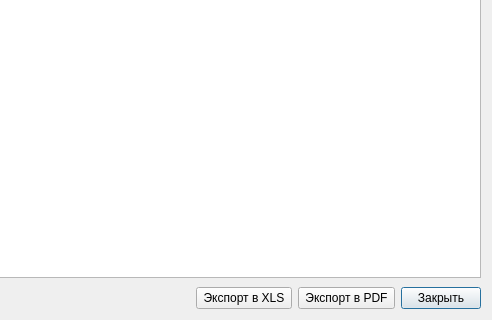
Qt form designer/ui/fulfillmentdialog.ui (Aleee/FinanceCalender) before a commit; both pictures show x 548 to 1040 and y 309 to 629 of the 1040 by 629 pixel window.
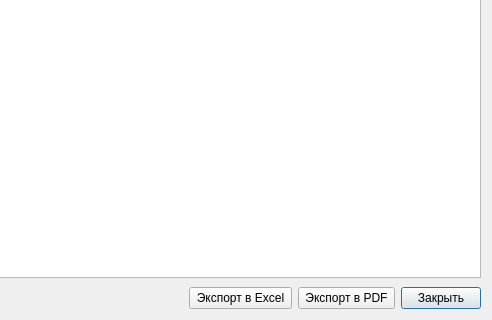
The same form after that commit. Custom widgets are drawn as their Qt base class.

Diff of the .ui file:
```diff
--- a/designer/ui/fulfillmentdialog.ui
+++ b/designer/ui/fulfillmentdialog.ui
@@ -17,7 +17,7 @@
    <item row="2" column="2">
     <widget class="QPushButton" name="pb_exportxls">
      <property name="text">
-      <string> Экспорт в XLS </string>
+      <string> Экспорт в Excel </string>
      </property>
     </widget>
    </item>
```
